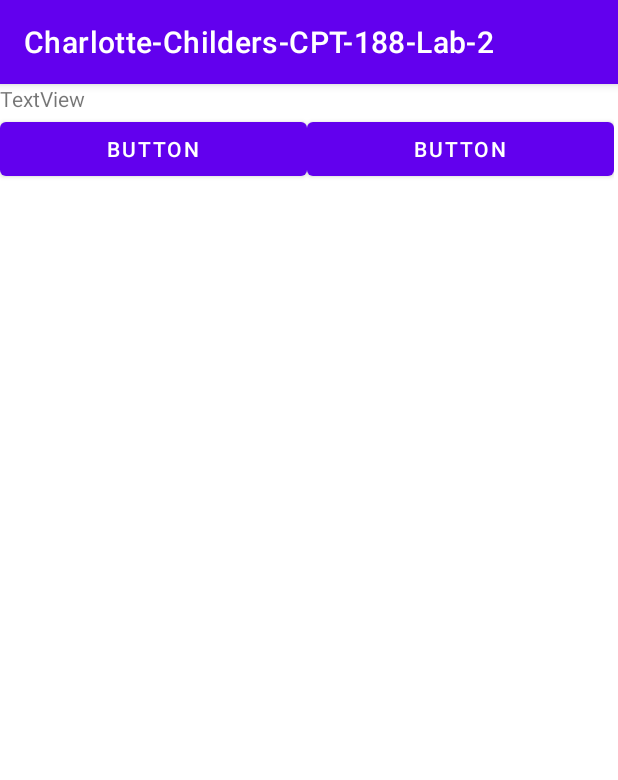
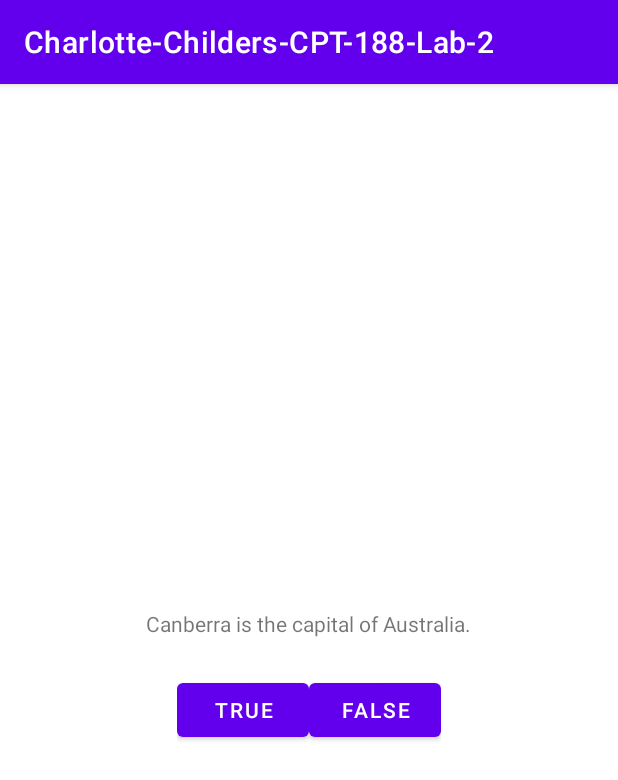
Before and after one commit to charlotte-2222/GeoQuiz, an Android app: the screen it shows after launch (MainActivity), on a phone screen of 412 x 824 dp. Shown: the top 780 px of the screen. Run offline under Robolectric (Android 15) with nearby library versions, the phone set to English and light mode, and no system bars.

```diff
--- a/app/src/main/java/com/example/charlotte_childers_cpt_188_lab_2/MainActivity.kt
+++ b/app/src/main/java/com/example/charlotte_childers_cpt_188_lab_2/MainActivity.kt
@@ -2,10 +2,42 @@ package com.example.charlotte_childers_cpt_188_lab_2
 
 import androidx.appcompat.app.AppCompatActivity
 import android.os.Bundle
+import android.view.Gravity
+import android.view.View
+import android.widget.Button
+import android.widget.Toast
 
 class MainActivity : AppCompatActivity() {
+
+    //Vars
+    private lateinit var trueBtn:Button
+    private lateinit var falseBtn:Button
+
     override fun onCreate(savedInstanceState: Bundle?) {
         super.onCreate(savedInstanceState)
         setContentView(R.layout.activity_main)
+
+        trueBtn=findViewById(R.id.true_button)
+        falseBtn=findViewById(R.id.false_button)
+
+
+        //methods
+        trueBtn.setOnClickListener{view:View ->
+         Toast.makeText(
+             this,
+             R.string.correct_toast,
+             Toast.LENGTH_SHORT
+         ).show()
+        }
+        falseBtn.setOnClickListener{view:View ->
+        Toast.makeText(
+            this,
+            R.string.incorrect_toast,
+            Toast.LENGTH_SHORT
+        ).show()
+        }
+
+
+
     }
 }
--- /dev/null
+++ b/app/src/main/java/com/example/charlotte_childers_cpt_188_lab_2/Question.kt
@@ -0,0 +1,7 @@
+package com.example.charlotte_childers_cpt_188_lab_2
+
+import androidx.annotation.StringRes
+
+data class Question(@StringRes val texResId:Int, val answer:Boolean) {
+
+}
--- a/app/src/main/res/layout/activity_main.xml
+++ b/app/src/main/res/layout/activity_main.xml
@@ -1,42 +1,33 @@
 <?xml version="1.0" encoding="utf-8"?>
-<androidx.constraintlayout.widget.ConstraintLayout xmlns:android="http://schemas.android.com/apk/res/android"
-    xmlns:app="http://schemas.android.com/apk/res-auto"
-    xmlns:tools="http://schemas.android.com/tools"
+<LinearLayout xmlns:android="http://schemas.android.com/apk/res/android"
     android:layout_width="match_parent"
     android:layout_height="match_parent"
-    tools:context=".MainActivity">
+    android:gravity="center"
+    android:orientation="vertical">
+
+    <TextView
+        android:layout_width="wrap_content"
+        android:layout_height="wrap_content"
+        android:padding="24dp"
+        android:text="@string/question_text" />
 
     <LinearLayout
-        android:layout_width="409dp"
-        android:layout_height="729dp"
-        android:orientation="vertical"
-        tools:layout_editor_absoluteX="1dp"
-        tools:layout_editor_absoluteY="1dp">
-
-        <TextView
-            android:id="@+id/textView2"
-            android:layout_width="match_parent"
+        android:layout_width="wrap_content"
         android:layout_height="wrap_content"
-            android:text="TextView" />
-
-        <LinearLayout
-            android:layout_width="match_parent"
-            android:layout_height="match_parent"
         android:orientation="horizontal">
 
         <Button
-                android:id="@+id/button3"
+            android:id="@+id/true_button"
             android:layout_width="wrap_content"
             android:layout_height="wrap_content"
-                android:layout_weight="1"
-                android:text="Button" />
+            android:text="@string/true_button" />
 
         <Button
-                android:id="@+id/button5"
+            android:id="@+id/false_button"
             android:layout_width="wrap_content"
             android:layout_height="wrap_content"
-                android:layout_weight="1"
-                android:text="Button" />
+            android:text="@string/false_button" />
+
     </LinearLayout>
+
 </LinearLayout>
-</androidx.constraintlayout.widget.ConstraintLayout>
--- a/app/src/main/res/values/strings.xml
+++ b/app/src/main/res/values/strings.xml
@@ -1,3 +1,8 @@
 <resources>
     <string name="app_name">Charlotte-Childers-CPT-188-Lab-2</string>
+    <string name="question_text">Canberra is the capital of Australia.</string>
+    <string name="true_button">True</string>
+    <string name="false_button">False</string>
+    <string name="correct_toast">Correct!</string>
+    <string name="incorrect_toast">Incorrect!</string>
 </resources>
```
Lines whose indentation alone changed are shown as unchanged.
